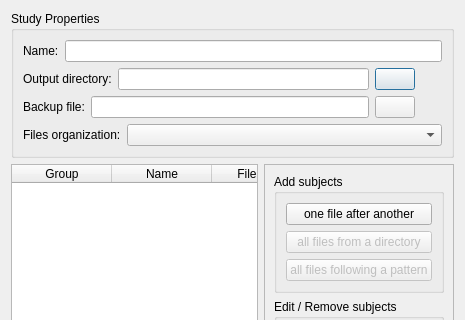
The window that morphologist/gui/ui/study_editor_widget.ui (brainvisa/morphologist) describes before a commit, drawn with Qt 5; both pictures show x 0 to 465 and y 0 to 320 of the 465 by 527 pixel window.
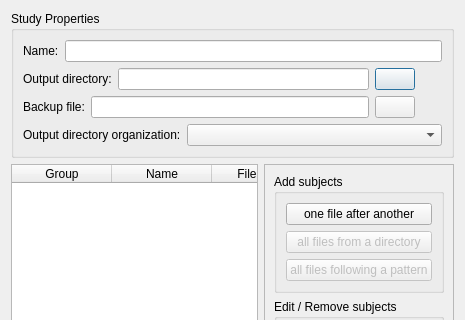
The same window after the commit. Icons and pictures are not drawn.

Commit message: ENH: changes the name of the parameter template combo label

What changed in the file:
```diff
--- a/morphologist/gui/ui/study_editor_widget.ui
+++ b/morphologist/gui/ui/study_editor_widget.ui
@@ -157,7 +157,7 @@
            </sizepolicy>
           </property>
           <property name="text">
-           <string>Files organization:</string>
+           <string>Output directory organization:</string>
           </property>
          </widget>
         </item>
```
